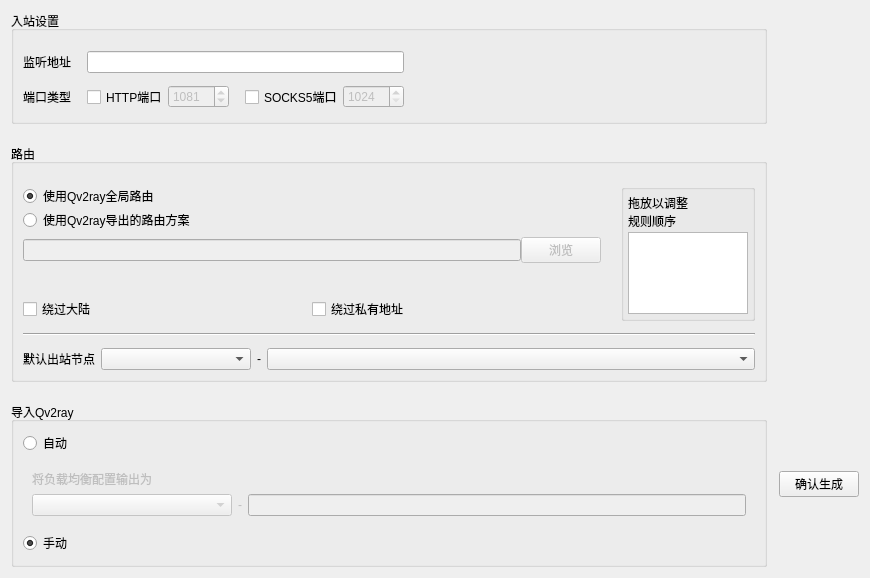
Before: the Qt Designer form ui/qv2ray_balancer.ui in cangyin/PQv2ray, drawn with Qt 5.
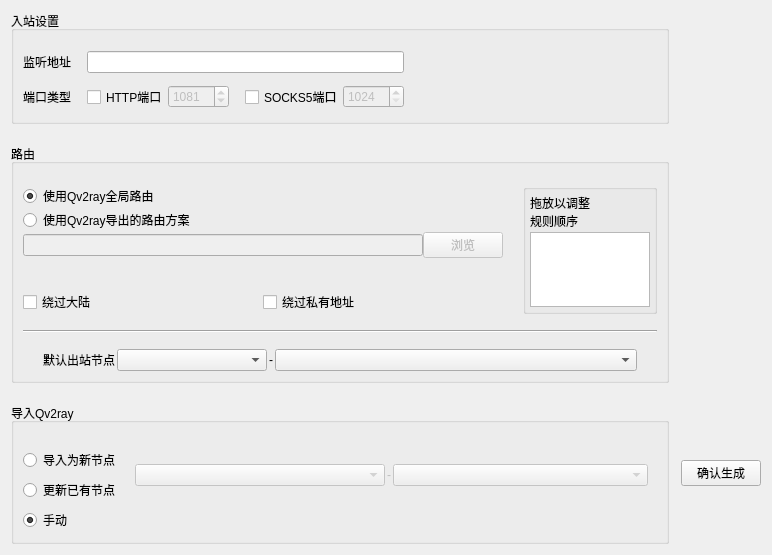
After: the same form once the commit is applied. Custom widgets are drawn as their Qt base class.

Commit message: major (add filter, import via update) 1. feature: regular expression filter 2. feature: update existing qv2ray complex config 3. linked node combobox 4. update UI

Diff of the .ui file:
```diff
--- a/ui/qv2ray_balancer.ui
+++ b/ui/qv2ray_balancer.ui
@@ -6,8 +6,8 @@
    <rect>
     <x>0</x>
     <y>0</y>
-    <width>870</width>
-    <height>578</height>
+    <width>772</width>
+    <height>550</height>
    </rect>
   </property>
   <property name="sizePolicy">
@@ -160,7 +160,7 @@
        <number>20</number>
       </property>
       <property name="verticalSpacing">
-       <number>12</number>
+       <number>16</number>
       </property>
       <item row="1" column="0">
        <layout class="QHBoxLayout" name="horizontalLayout_2">
@@ -241,10 +241,13 @@
       <item row="3" column="0" colspan="2">
        <layout class="QHBoxLayout" name="horizontalLayout_6">
         <property name="spacing">
-         <number>6</number>
+         <number>2</number>
+        </property>
+        <property name="leftMargin">
+         <number>20</number>
         </property>
         <property name="rightMargin">
-         <number>0</number>
+         <number>20</number>
         </property>
         <item alignment="Qt::AlignLeft">
          <widget class="QLabel" name="label_6">
@@ -261,12 +264,6 @@
         </item>
         <item alignment="Qt::AlignLeft">
          <widget class="QComboBox" name="comboFallbackOutboundGroup">
-          <property name="sizePolicy">
-           <sizepolicy hsizetype="Fixed" vsizetype="Fixed">
-            <horstretch>0</horstretch>
-            <verstretch>0</verstretch>
-           </sizepolicy>
-          </property>
           <property name="minimumSize">
            <size>
             <width>150</width>
@@ -296,6 +293,9 @@
            <item>
             <widget class="QWidget" name="widgetFallBackNode" native="true">
              <layout class="QHBoxLayout" name="horizontalLayout_9">
+              <property name="spacing">
+               <number>2</number>
+              </property>
               <property name="leftMargin">
                <number>0</number>
               </property>
@@ -322,14 +322,7 @@
                </widget>
               </item>
               <item>
-               <widget class="QComboBox" name="comboFallbackOutboundNode">
-                <property name="sizePolicy">
-                 <sizepolicy hsizetype="Expanding" vsizetype="Fixed">
-                  <horstretch>0</horstretch>
-                  <verstretch>0</verstretch>
-                 </sizepolicy>
-                </property>
-               </widget>
+               <widget class="QLinkedNodeComboBox" name="comboFallbackOutboundNode"/>
               </item>
              </layout>
             </widget>
@@ -444,67 +437,25 @@
      <property name="title">
       <string>导入Qv2ray</string>
      </property>
-     <layout class="QVBoxLayout" name="verticalLayout">
-      <item>
+     <layout class="QGridLayout" name="gridLayout_5">
+      <property name="topMargin">
+       <number>25</number>
+      </property>
+      <item row="1" column="0">
+       <widget class="QRadioButton" name="rbtnUpdateNode">
+        <property name="text">
+         <string>更新已有节点</string>
+        </property>
+       </widget>
+      </item>
+      <item row="0" column="0">
        <widget class="QRadioButton" name="rbtnAutoImport">
         <property name="text">
-         <string>自动</string>
+         <string>导入为新节点</string>
         </property>
        </widget>
       </item>
-      <item>
-       <widget class="QWidget" name="autoImportSettingPane" native="true">
-        <property name="enabled">
-         <bool>false</bool>
-        </property>
-        <layout class="QVBoxLayout" name="verticalLayout_2">
-         <item>
-          <widget class="QLabel" name="label_20">
-           <property name="text">
-            <string>将负载均衡配置输出为</string>
-           </property>
-          </widget>
-         </item>
-         <item>
-          <layout class="QHBoxLayout" name="horizontalLayout_3">
-           <item>
-            <widget class="QComboBox" name="comboAutoImportGroup">
-             <property name="minimumSize">
-              <size>
-               <width>200</width>
-               <height>0</height>
-              </size>
-             </property>
-             <property name="maximumSize">
-              <size>
-               <width>250</width>
-               <height>16777215</height>
-              </size>
-             </property>
-            </widget>
-           </item>
-           <item>
-            <widget class="QLabel" name="label_21">
-             <property name="sizePolicy">
-              <sizepolicy hsizetype="Fixed" vsizetype="Preferred">
-               <horstretch>0</horstretch>
-               <verstretch>0</verstretch>
-              </sizepolicy>
-             </property>
-             <property name="text">
-              <string>-</string>
-             </property>
-            </widget>
-           </item>
-           <item>
-            <widget class="QLineEdit" name="editAutoImportName"/>
-           </item>
-          </layout>
-         </item>
-        </layout>
-       </widget>
-      </item>
-      <item>
+      <item row="2" column="0">
        <widget class="QRadioButton" name="rbtnManualImport">
         <property name="text">
          <string>手动</string>
@@ -514,6 +465,108 @@
         </property>
        </widget>
       </item>
+      <item row="0" column="1" rowspan="2">
+       <widget class="QStackedWidget" name="importSettingStack">
+        <property name="enabled">
+         <bool>false</bool>
+        </property>
+        <property name="currentIndex">
+         <number>1</number>
+        </property>
+        <widget class="QWidget" name="autoImportSettingPane">
+         <layout class="QHBoxLayout" name="horizontalLayout_7">
+          <property name="spacing">
+           <number>2</number>
+          </property>
+          <item>
+           <widget class="QComboBox" name="comboAutoImportGroup">
+            <property name="minimumSize">
+             <size>
+              <width>150</width>
+              <height>0</height>
+             </size>
+            </property>
+            <property name="maximumSize">
+             <size>
+              <width>250</width>
+              <height>16777215</height>
+             </size>
+            </property>
+           </widget>
+          </item>
+          <item>
+           <widget class="QLabel" name="label_21">
+            <property name="sizePolicy">
+             <sizepolicy hsizetype="Fixed" vsizetype="Preferred">
+              <horstretch>0</horstretch>
+              <verstretch>0</verstretch>
+             </sizepolicy>
+            </property>
+            <property name="text">
+             <string>-</string>
+            </property>
+           </widget>
+          </item>
+          <item>
+           <widget class="QLineEdit" name="editAutoImportName">
+            <property name="minimumSize">
+             <size>
+              <width>200</width>
+              <height>0</height>
+             </size>
+            </property>
+           </widget>
+          </item>
+         </layout>
+        </widget>
+        <widget class="QWidget" name="updateImportSettingPane">
+         <layout class="QHBoxLayout" name="horizontalLayout_3">
+          <property name="spacing">
+           <number>2</number>
+          </property>
+          <item>
+           <widget class="QComboBox" name="comboUpdateNodeGroup">
+            <property name="minimumSize">
+             <size>
+              <width>150</width>
+              <height>0</height>
+             </size>
+            </property>
+            <property name="maximumSize">
+             <size>
+              <width>250</width>
+              <height>16777215</height>
+             </size>
+            </property>
+           </widget>
+          </item>
+          <item>
+           <widget class="QLabel" name="label_22">
+            <property name="sizePolicy">
+             <sizepolicy hsizetype="Fixed" vsizetype="Preferred">
+              <horstretch>0</horstretch>
+              <verstretch>0</verstretch>
+             </sizepolicy>
+            </property>
+            <property name="text">
+             <string>-</string>
+            </property>
+           </widget>
+          </item>
+          <item>
+           <widget class="QLinkedNodeComboBox" name="comboUpdateNodeName">
+            <property name="minimumSize">
+             <size>
+              <width>200</width>
+              <height>0</height>
+             </size>
+            </property>
+           </widget>
+          </item>
+         </layout>
+        </widget>
+       </widget>
+      </item>
      </layout>
     </widget>
    </item>
@@ -526,6 +579,17 @@
    </item>
   </layout>
  </widget>
+ <customwidgets>
+  <customwidget>
+   <class>QLinkedNodeComboBox</class>
+   <extends>QComboBox</extends>
+   <header>ui/qlinkednodecombobox.h</header>
+   <slots>
+    <signal>signal1()</signal>
+    <slot>slot1()</slot>
+   </slots>
+  </customwidget>
+ </customwidgets>
  <resources/>
  <connections/>
 </ui>
```
Left out of the diff: 14 changed lines with no effect on the pictures. The commit also changes 13 other files.
